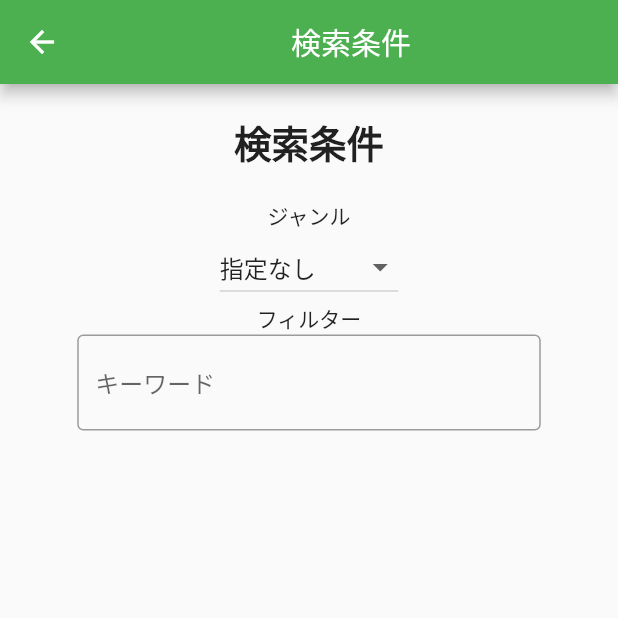
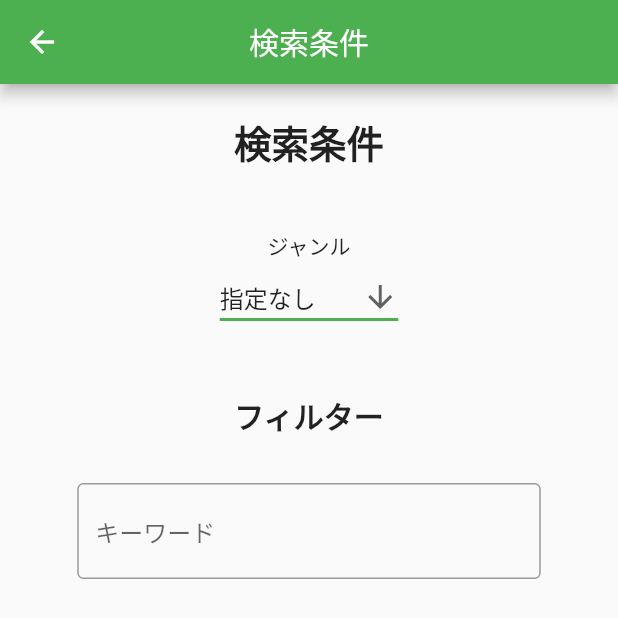
Before and after one commit to YujiKono-Nagoya/flutter-serch, a Flutter app: the SerchPage screen opened directly, on a phone screen of 412 x 824 dp. Shown: the top 618 px of the screen. Run offline on Flutter 3.47's test engine with Material 2 defaults, Android fonts, the phone set to English and light mode, and no system bars; our stand-ins replace cloud_firestore, firebase_core, flutter_riverpod; missing offline and left inert: dart:js; accounts and stored records are empty; statements that could not run were skipped.

Commit message:
2023/07/11

```diff
--- a/lib/pages/serch.dart
+++ b/lib/pages/serch.dart
@@ -18,9 +18,14 @@ class _SerchPageState extends ConsumerState<SerchPage> {
 
   @override
   Widget build(BuildContext context) {
+    final selectedValue = ref.watch(selectedValueProvider);
+    final keyword = ref.watch(keywordProvider);
+    ref.read(keywordProvider.notifier).state = keyword;
+
     return Scaffold(
       appBar: AppBar(
-        title: Center(child: Text('検索条件')),
+        centerTitle: true,
+        title: Text('検索条件'),
         backgroundColor: Colors.green,
       ),
       body: Center(
@@ -38,8 +43,16 @@ class _SerchPageState extends ConsumerState<SerchPage> {
                 child: Column(
                   mainAxisAlignment: MainAxisAlignment.center,
                   children: [
+                    const SizedBox(
+                      height: 20,
+                    ),
                     Text('ジャンル'),
                     DropdownButton(
+                        icon: Icon(Icons.arrow_downward),
+                        underline: Container(
+                          height: 2,
+                          color: Colors.green,
+                        ),
                         value: selectedValue,
                         items: genre
                             .map((String list) => DropdownMenuItem(
@@ -48,12 +61,15 @@ class _SerchPageState extends ConsumerState<SerchPage> {
                         onChanged: (String? value) async {
                           ref.read(selectedValueProvider.notifier).state =
                               value;
-                          setState(() {
-                            selectedValue = value!;
-                          });
                         }),
-                    Text('フィルター'),
-                    _searchTextField(ref)
+                    const SizedBox(height: 40),
+                    Text(
+                      'フィルター',
+                      style:
+                          TextStyle(fontSize: 20, fontWeight: FontWeight.bold),
+                    ),
+                    const SizedBox(height: 30),
+                    _searchTextField(),
                   ],
                 ),
               ),
@@ -64,20 +80,19 @@ class _SerchPageState extends ConsumerState<SerchPage> {
     );
   }
 
-  TextField _searchTextField(WidgetRef ref) {
+  TextFormField _searchTextField() {
     final searchIndexListNotifier = ref.watch(serchIndexListProvider.notifier);
     final List<int> searchIndexList = ref.watch(serchIndexListProvider);
     final booksList = ref.watch(booksProvider);
+    TextEditingController _controller =
+        TextEditingController(text: ref.read(keywordProvider.notifier).state);
 
     List<Map<String, dynamic>> filteredBooks = [];
 
-    return TextField(
-      onChanged: (String text) {
+    return TextFormField(
+      controller: _controller,
+      onChanged: (String text) async {
         ref.read(keywordProvider.notifier).state = text;
-        setState(() {
-          keyword = text;
-        });
-        searchIndexListNotifier.state = [];
         booksList.when(
           data: (books) {
             filteredBooks = books
```
Also changed, not shown: lib/pages/home.dart (+10 -3 lines).
